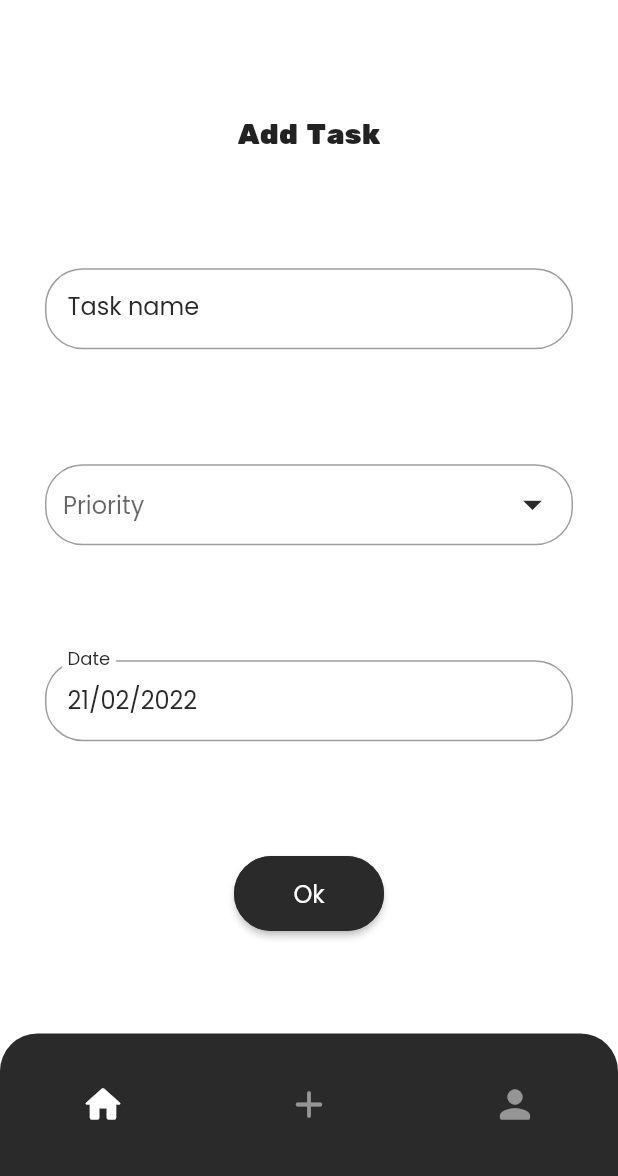
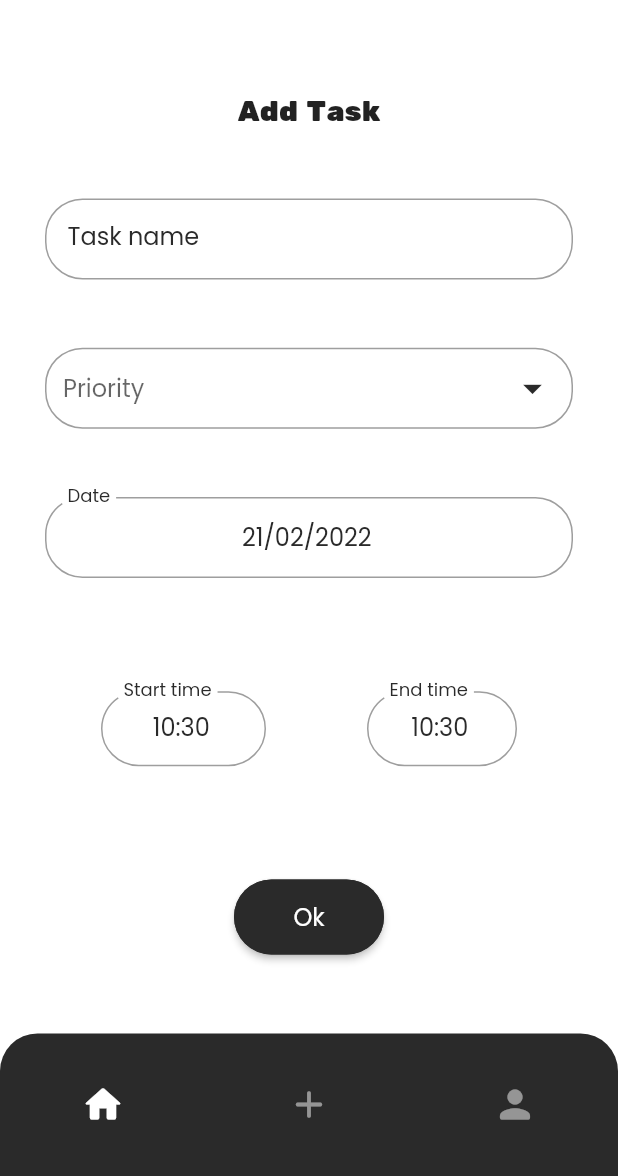
Before and after one commit to GUMBAUElric/time-tracker, a Flutter app: the Home screen opened by its route, swiped to page 2, on a phone screen of 412 x 824 dp, the part 60-1236 px from its top. Run offline on Flutter 3.47's test engine with Material 2 defaults, Android fonts, the phone set to English and light mode, and no system bars; our stand-ins replace flutter_redux, redux; accounts and stored records are empty.

Commit message:
feat(addTasks): add starTime & endTime input

```diff
--- a/lib/layouts/add_tasks.dart
+++ b/lib/layouts/add_tasks.dart
@@ -8,7 +8,8 @@ import 'package:time_tracker/components/container.dart';
 import 'package:time_tracker/components/dropdown.dart';
 import 'package:time_tracker/components/input.dart';
 import 'package:time_tracker/store/tt.state.dart';
-import 'package:time_tracker/utils/date_picker.dart';
+import 'package:time_tracker/utils/date.dart';
+import 'package:time_tracker/utils/picker.dart';
 
 class AddTasks extends StatefulWidget {
   const AddTasks({Key? key}) : super(key: key);
@@ -21,14 +22,19 @@ class _AddTasksState extends State<AddTasks> {
   final _formKey = GlobalKey<FormState>();
   final TextEditingController _taskNameController = TextEditingController();
 
-  // Get current date
-  String selectedDate =
-      DateFormat('dd/MM/yyyy').format(DateTime.now()).toString();
+  String date = getCurrentDate();
+  String startTime = getCurrentTime();
+  String endTime = getCurrentTime();
 
   @override
   Widget build(BuildContext context) {
     TextEditingController _dateController = TextEditingController();
-    _dateController.text = selectedDate;
+    final TextEditingController _startTimeController = TextEditingController();
+    final TextEditingController _endTimeController = TextEditingController();
+
+    _dateController.text = date;
+    _startTimeController.text = startTime;
+    _endTimeController.text = endTime;
 
     return StoreBuilder(
       builder: (BuildContext context, Store<TimeTrackerState> store) {
@@ -63,15 +69,60 @@ class _AddTasksState extends State<AddTasks> {
                   controller: _dateController,
                   validator: (val) => null,
                   labelText: 'Date',
+                  readOnly: true,
+                  textAlign: TextAlign.center,
                   onTap: () async {
                     DateTime? newDate =
                         await TTDatePicker(context: context).show();
 
                     if (newDate == null) return;
 
-                    setState(() => selectedDate =
+                    setState(() => date =
                         DateFormat('dd/MM/yyyy').format(newDate).toString());
                   },
+                ),
+                Row(
+                  mainAxisAlignment: MainAxisAlignment.spaceEvenly,
+                  children: [
+                    TTContainer(
+                        width: 110,
+                        height: 50,
+                        child: TTInput(
+                          labelText: "Start time",
+                          readOnly: true,
+                          textAlign: TextAlign.center,
+                          controller: _startTimeController,
+                          validator: (val) => null,
+                          onTap: () async {
+                            TimeOfDay? newStartTime =
+                                await TTTimePicker(context: context).show();
+
+                            if (newStartTime == null) return;
+
+                            setState(() => startTime =
+                                newStartTime.format(context).toString());
+                          },
+                        )),
+                    TTContainer(
+                        width: 100,
+                        height: 50,
+                        child: TTInput(
+                          labelText: "End time",
+                          readOnly: true,
+                          textAlign: TextAlign.center,
+                          controller: _endTimeController,
+                          validator: (val) => null,
+                          onTap: () async {
+                            TimeOfDay? newEndTime =
+                                await TTTimePicker(context: context).show();
+
+                            if (newEndTime == null) return;
+
+                            setState(() => endTime =
+                                newEndTime.format(context).toString());
+                          },
+                        ))
+                  ],
                 ),
                 TTButton(
                   width: 100,
```
